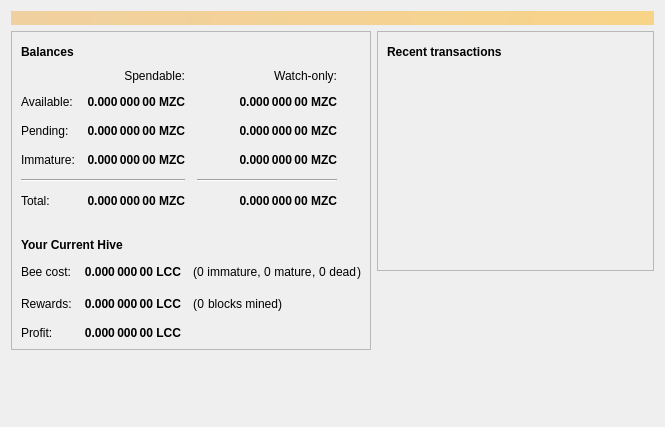
Old version of the form src/qt/forms/overviewpage.ui in the repository balabhaskar27/maza.
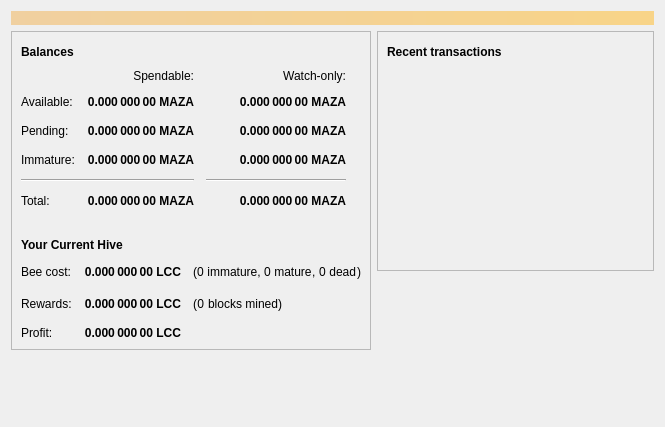
New version of the form. Icons and pictures are not drawn.

Commit message: Update icons and rename Mazacoin to MAZA

```diff
--- a/src/qt/forms/overviewpage.ui
+++ b/src/qt/forms/overviewpage.ui
@@ -134,7 +134,7 @@
                <string>Unconfirmed transactions to watch-only addresses</string>
               </property>
               <property name="text">
-               <string notr="true">0.000 000 00 MZC</string>
+               <string notr="true">0.000 000 00 MAZA</string>
               </property>
               <property name="alignment">
                <set>Qt::AlignRight|Qt::AlignTrailing|Qt::AlignVCenter</set>
@@ -159,7 +159,7 @@
                <string>Total of transactions that have yet to be confirmed, and do not yet count toward the spendable balance</string>
               </property>
               <property name="text">
-               <string notr="true">0.000 000 00 MZC</string>
+               <string notr="true">0.000 000 00 MAZA</string>
               </property>
               <property name="alignment">
                <set>Qt::AlignRight|Qt::AlignTrailing|Qt::AlignVCenter</set>
@@ -184,7 +184,7 @@
                <string>Mined balance in watch-only addresses that has not yet matured</string>
               </property>
               <property name="text">
-               <string notr="true">0.000 000 00 MZC</string>
+               <string notr="true">0.000 000 00 MAZA</string>
               </property>
               <property name="alignment">
                <set>Qt::AlignRight|Qt::AlignTrailing|Qt::AlignVCenter</set>
@@ -242,7 +242,7 @@
                <string>Mined balance that has not yet matured</string>
               </property>
               <property name="text">
-               <string notr="true">0.000 000 00 MZC</string>
+               <string notr="true">0.000 000 00 MAZA</string>
               </property>
               <property name="alignment">
                <set>Qt::AlignRight|Qt::AlignTrailing|Qt::AlignVCenter</set>
@@ -287,7 +287,7 @@
                <string>Your current total balance</string>
               </property>
               <property name="text">
-               <string notr="true">0.000 000 00 MZC</string>
+               <string notr="true">0.000 000 00 MAZA</string>
               </property>
               <property name="alignment">
                <set>Qt::AlignRight|Qt::AlignTrailing|Qt::AlignVCenter</set>
@@ -312,7 +312,7 @@
                <string>Current total balance in watch-only addresses</string>
               </property>
               <property name="text">
-               <string notr="true">0.000 000 00 MZC</string>
+               <string notr="true">0.000 000 00 MAZA</string>
               </property>
               <property name="alignment">
                <set>Qt::AlignRight|Qt::AlignTrailing|Qt::AlignVCenter</set>
@@ -354,7 +354,7 @@
                <string>Your current spendable balance</string>
               </property>
               <property name="text">
-               <string notr="true">0.000 000 00 MZC</string>
+               <string notr="true">0.000 000 00 MAZA</string>
               </property>
               <property name="alignment">
                <set>Qt::AlignRight|Qt::AlignTrailing|Qt::AlignVCenter</set>
@@ -379,7 +379,7 @@
                <string>Your current balance in watch-only addresses</string>
               </property>
               <property name="text">
-               <string notr="true">0.000 000 00 MZC</string>
+               <string notr="true">0.000 000 00 MAZA</string>
               </property>
               <property name="alignment">
                <set>Qt::AlignRight|Qt::AlignTrailing|Qt::AlignVCenter</set>
```
Left out of the diff: 4 changed lines with no effect on the pictures. The commit also changes 78 other files.
